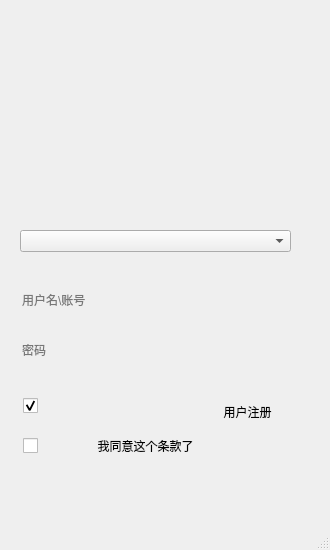
Qt form mainwindow.ui (StrokeAce/YouboxClient) before a commit.
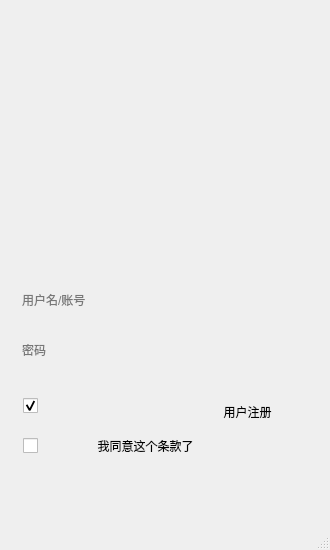
The same form after that commit. Icons and pictures are not drawn.

Commit message: [*]1.优化控件

```diff
--- a/mainwindow.ui
+++ b/mainwindow.ui
@@ -38,7 +38,7 @@
      <bool>false</bool>
     </property>
     <property name="placeholderText">
-     <string>用户名\账号</string>
+     <string>用户名/账号</string>
     </property>
    </widget>
    <widget class="QCheckBox" name="checkBox_Agree">
@@ -123,9 +123,9 @@
    <widget class="QComboBox" name="comboBox_ip">
     <property name="geometry">
      <rect>
-      <x>20</x>
+      <x>25</x>
       <y>230</y>
-      <width>271</width>
+      <width>274</width>
       <height>22</height>
      </rect>
     </property>
@@ -133,7 +133,17 @@
      <enum>Qt::NoFocus</enum>
     </property>
     <property name="styleSheet">
-     <string notr="true">background-color: 245,245,245;</string>
+     <string notr="true">QComboBox{ background:transparent; border-width:0; border-style:outset;}
+QComboBox::drop-down { subcontrol-origin: padding;subcontrol-position: top right; width: 15px;border:none; }
+QComboBox::down-arrow { image: url(:/close.png);}
+QComboBox QAbstractItemView{ height: 20px; margin-top: 23px;}
+QComboBox QAbstractItemView::item{height:25px; padding-left:0px; background:transparent;}
+QComboBox QAbstractItemView::item:hover{ background:transparent;}
+QComboBox QAbstractItemView::item:selected{ background:transparent;}
+</string>
+    </property>
+    <property name="currentIndex">
+     <number>-1</number>
     </property>
    </widget>
    <widget class="QLabel" name="label_UserName">
@@ -141,7 +151,7 @@
      <rect>
       <x>25</x>
       <y>310</y>
-      <width>260</width>
+      <width>274</width>
       <height>1</height>
      </rect>
     </property>
@@ -182,7 +192,7 @@
      <rect>
       <x>25</x>
       <y>360</y>
-      <width>260</width>
+      <width>274</width>
       <height>1</height>
      </rect>
     </property>
```
Left out of the diff: 19 changed lines with no effect on the pictures. The commit also changes 2 other files.
